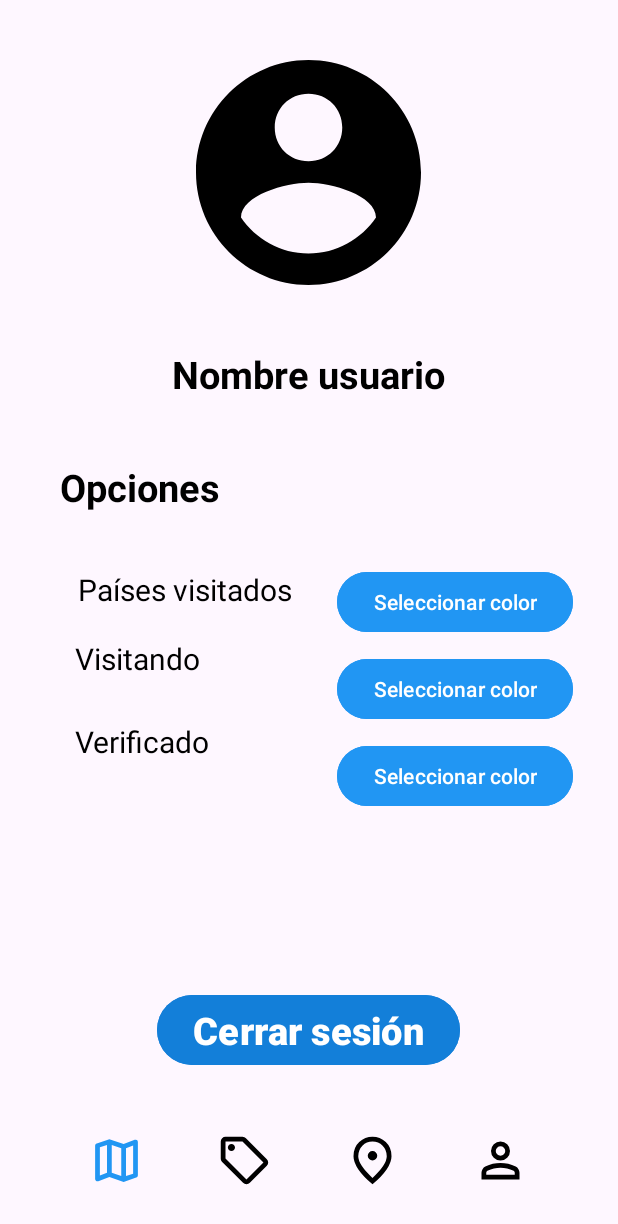
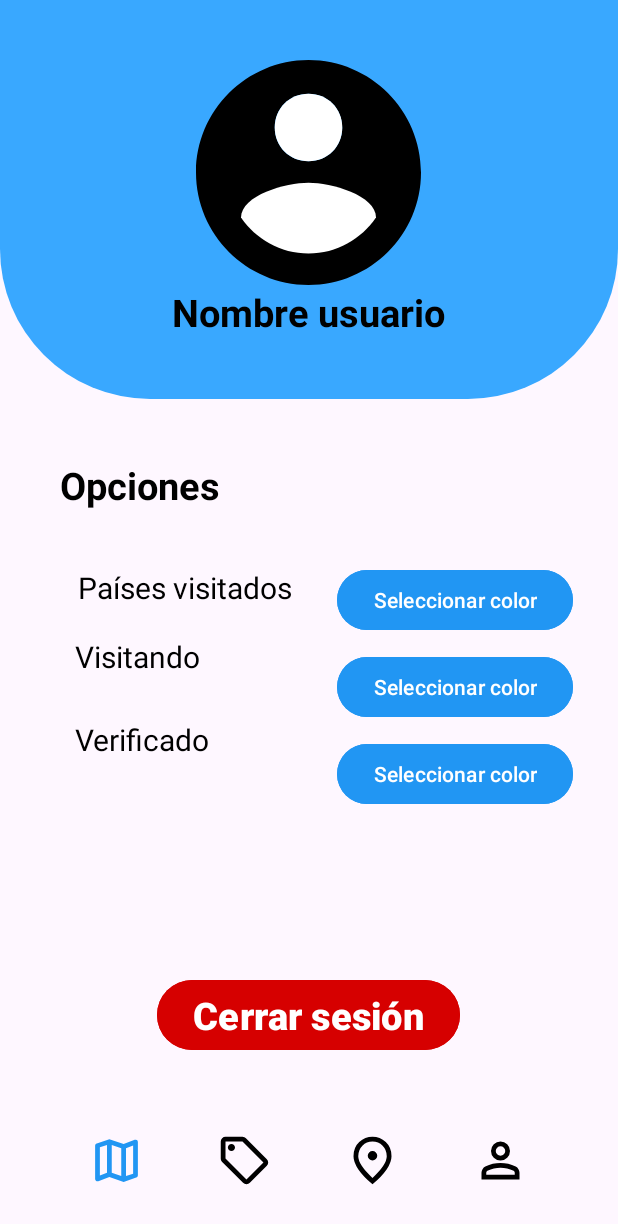
Before and after one commit to jindaardam1/TravelTracker, an Android app: the fragment PerfilFragment placed in its activity, on a phone screen of 412 x 824 dp. Shown: the top 1224 px of the screen. Run offline under Robolectric (Android 15) with nearby library versions, the phone set to English and light mode, and no system bars; our stand-ins replace Room's generated code.

Commit message:
Cambios en pantalla de perfil

```diff
--- /dev/null
+++ b/app/src/main/res/drawable/fondo_perfil.xml
@@ -0,0 +1,8 @@
+<?xml version="1.0" encoding="utf-8"?>
+<shape xmlns:android="http://schemas.android.com/apk/res/android">
+    <solid android:color="@color/azulPerfil" />
+    <corners android:topLeftRadius="0dp"
+        android:topRightRadius="0dp"
+        android:bottomLeftRadius="100dp"
+        android:bottomRightRadius="100dp"/>
+</shape>
--- a/app/src/main/res/drawable/icono_perfil.xml
+++ b/app/src/main/res/drawable/icono_perfil.xml
@@ -4,10 +4,21 @@
     android:viewportWidth="510"
     android:viewportHeight="510">
 
+    <!-- Fondo -->
     <path
-        android:fillColor="#000000"
+        android:fillColor="@color/black"
         android:pathData="M255,0C114.75,0,0,114.75,0,255s114.75,255,255,255s255-114.75,255-255S395.25,0,255,0z M255,76.5
-        c43.35,0,76.5,33.15,76.5,76.5s-33.15,76.5-76.5,76.5c-43.35,0-76.5-33.15-76.5-76.5S211.65,76.5,255,76.5z M255,438.6
+        c43.35,0,76.5,33.15,76.5,76.5s-33.15,76.5-76.5,76.5c-43.35,0-76.5-33.15-76.5-76.5S211.65,76.5,255,76.5z" />
+
+    <!-- Cuerpo del muñeco -->
+    <path
+        android:fillColor="@color/white"
+        android:pathData="M255,438.6
         c-63.75,0-119.85-33.149-153-81.6c0-51,102-79.05,153-79.05S408,306,408,357C374.85,405.45,318.75,438.6,255,438.6z" />
 
+    <path
+        android:fillColor="@color/white"
+        android:pathData="M255,76.5
+        c43.35,0,76.5,33.15,76.5,76.5s-33.15,76.5-76.5,76.5c-43.35,0-76.5-33.15-76.5-76.5S211.65,76.5,255,76.5z" />
+
 </vector>
--- a/app/src/main/res/layout/fragment_perfil.xml
+++ b/app/src/main/res/layout/fragment_perfil.xml
@@ -8,27 +8,34 @@
     app:layoutDescription="@xml/activity_perfil_scene"
     tools:context=".PerfilFragment">
 
+    <LinearLayout
+        android:id="@+id/layoutArriba"
+        android:layout_width="match_parent"
+        android:layout_height="wrap_content"
+        android:layout_alignParentTop="true"
+        android:layout_centerInParent="true"
+        android:background="@drawable/fondo_perfil"
+        android:gravity="center"
+        android:orientation="vertical"
+        android:padding="20dp">
+
         <ImageView
-        android:layout_marginRight="30dp"
             android:id="@+id/imageView2"
             android:layout_width="150dp"
             android:layout_height="150dp"
-        android:layout_centerHorizontal="true"
-        android:layout_marginTop="40dp"
+            android:layout_marginTop="20dp"
             android:src="@drawable/icono_perfil" />
 
         <TextView
             android:id="@+id/nombreUsuario"
             android:layout_width="250dp"
             android:layout_height="36dp"
-        android:layout_centerHorizontal="true"
-        android:layout_below="@id/imageView2"
-        android:layout_marginTop="41dp"
+            android:layout_marginBottom="20dp"
             android:gravity="center"
             android:text="Nombre usuario"
             android:textSize="25sp"
-        android:textStyle="bold"
-        />
+            android:textStyle="bold" />
+    </LinearLayout>
 
     <Button
         android:id="@+id/Cerrar_sesion"
@@ -36,8 +43,8 @@
         android:layout_height="wrap_content"
         android:layout_alignParentBottom="true"
         android:layout_centerInParent="true"
-        android:layout_marginBottom="10dp"
-        android:backgroundTint="@color/blue"
+        android:layout_marginBottom="20dp"
+        android:backgroundTint="@color/darkred"
         android:gravity="center"
         android:text="Cerrar sesión"
         android:textSize="25sp"
@@ -49,7 +56,7 @@
         android:layout_height="wrap_content"
         android:text="Opciones"
         android:textSize="25dp"
-        android:layout_below="@id/nombreUsuario"
+        android:layout_below="@id/layoutArriba"
         android:layout_marginTop="40dp"
         android:layout_marginLeft="40dp"
         android:textStyle="bold"
--- a/app/src/main/res/values/colors.xml
+++ b/app/src/main/res/values/colors.xml
@@ -16,4 +16,5 @@
     <color name="transparente">#00AAAAAA</color>
     <color name="colorRecyclerViewPais">#DDFFFFFF</color>
     <color name="fondoMapa">#D0254E63</color>
+    <color name="azulPerfil">#39A8FF</color>
 </resources>
```
Lines whose indentation alone changed are shown as unchanged.
